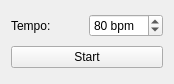
Before: the Qt Designer form metronomewindow.ui in v-yarotsky/NSMetronome, drawn with Qt 5.
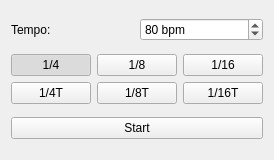
After: the same form once the commit is applied. Custom widgets are drawn as their Qt base class.

Diff of the .ui file:
```diff
--- a/metronomewindow.ui
+++ b/metronomewindow.ui
@@ -6,8 +6,8 @@
    <rect>
     <x>0</x>
     <y>0</y>
-    <width>174</width>
-    <height>84</height>
+    <width>233</width>
+    <height>160</height>
    </rect>
   </property>
   <property name="windowTitle">
@@ -45,6 +45,91 @@
       </item>
      </layout>
     </item>
+    <item>
+     <layout class="QGridLayout" name="gridLayout">
+      <item row="0" column="0">
+       <widget class="QSubdivisionButton" name="btnQuarterth">
+        <property name="text">
+         <string>1/4</string>
+        </property>
+        <property name="checkable">
+         <bool>true</bool>
+        </property>
+        <property name="checked">
+         <bool>true</bool>
+        </property>
+        <attribute name="buttonGroup">
+         <string notr="true">bgDivisions</string>
+        </attribute>
+       </widget>
+      </item>
+      <item row="0" column="1">
+       <widget class="QSubdivisionButton" name="btnEighth">
+        <property name="text">
+         <string>1/8</string>
+        </property>
+        <property name="checkable">
+         <bool>true</bool>
+        </property>
+        <attribute name="buttonGroup">
+         <string notr="true">bgDivisions</string>
+        </attribute>
+       </widget>
+      </item>
+      <item row="0" column="2">
+       <widget class="QSubdivisionButton" name="btnSixteenth">
+        <property name="text">
+         <string>1/16</string>
+        </property>
+        <property name="checkable">
+         <bool>true</bool>
+        </property>
+        <attribute name="buttonGroup">
+         <string notr="true">bgDivisions</string>
+        </attribute>
+       </widget>
+      </item>
+      <item row="1" column="1">
+       <widget class="QSubdivisionButton" name="btnEighthTriplets">
+        <property name="text">
+         <string>1/8T</string>
+        </property>
+        <property name="checkable">
+         <bool>true</bool>
+        </property>
+        <attribute name="buttonGroup">
+         <string notr="true">bgDivisions</string>
+        </attribute>
+       </widget>
+      </item>
+      <item row="1" column="2">
+       <widget class="QSubdivisionButton" name="btnSixteenthTriplets">
+        <property name="text">
+         <string>1/16T</string>
+        </property>
+        <property name="checkable">
+         <bool>true</bool>
+        </property>
+        <attribute name="buttonGroup">
+         <string notr="true">bgDivisions</string>
+        </attribute>
+       </widget>
+      </item>
+      <item row="1" column="0">
+       <widget class="QSubdivisionButton" name="btnQuarterthTriplets">
+        <property name="text">
+         <string>1/4T</string>
+        </property>
+        <property name="checkable">
+         <bool>true</bool>
+        </property>
+        <attribute name="buttonGroup">
+         <string notr="true">bgDivisions</string>
+        </attribute>
+       </widget>
+      </item>
+     </layout>
+    </item>
     <item>
      <widget class="QPushButton" name="startStopButton">
       <property name="text">
@@ -59,6 +144,23 @@
   </widget>
  </widget>
  <layoutdefault spacing="6" margin="11"/>
+ <customwidgets>
+  <customwidget>
+   <class>QSubdivisionButton</class>
+   <extends>QPushButton</extends>
+   <header location="global">qsubdivisionbutton.h</header>
+  </customwidget>
+ </customwidgets>
+ <tabstops>
+  <tabstop>startStopButton</tabstop>
+  <tabstop>bpmSpinBox</tabstop>
+  <tabstop>btnQuarterth</tabstop>
+  <tabstop>btnQuarterthTriplets</tabstop>
+  <tabstop>btnEighth</tabstop>
+  <tabstop>btnEighthTriplets</tabstop>
+  <tabstop>btnSixteenth</tabstop>
+  <tabstop>btnSixteenthTriplets</tabstop>
+ </tabstops>
  <resources/>
  <connections>
   <connection>
```
Left out of the diff: 34 changed lines with no effect on the pictures.
